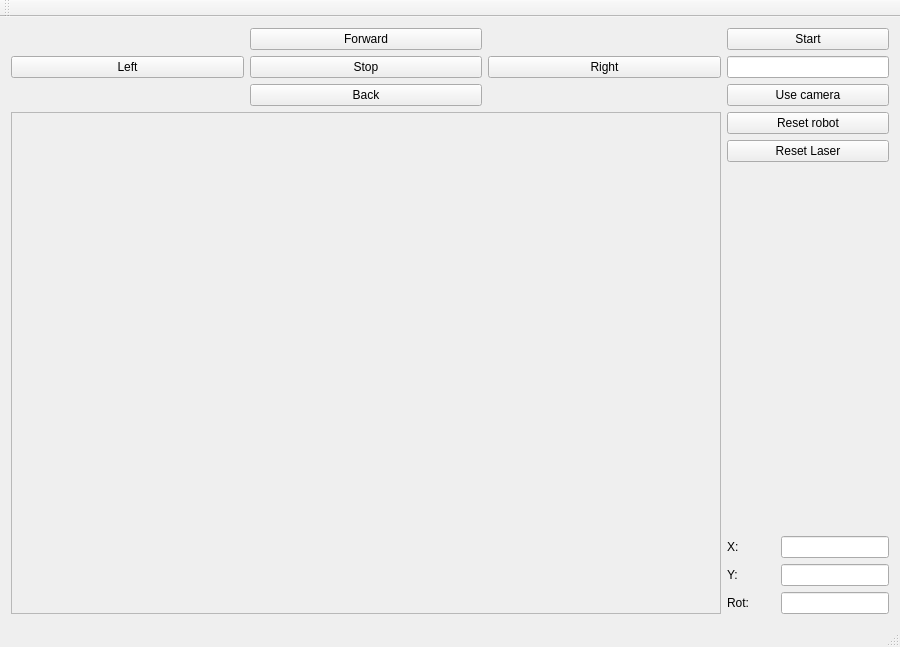
Before: the Qt Designer form demoRMR/mainwindow.ui in JurajCizmar/Cizmar_Cservenka_HMI_2023, drawn with Qt 5.
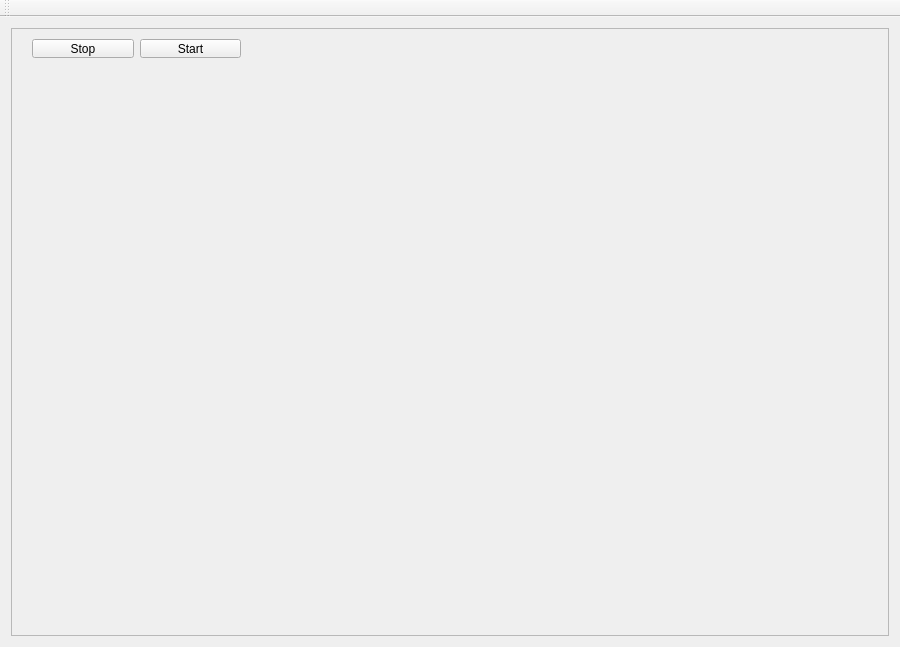
After: the same form once the commit is applied.

The edit to the form file:
```diff
--- a/demoRMR/mainwindow.ui
+++ b/demoRMR/mainwindow.ui
@@ -15,273 +15,18 @@
   </property>
   <widget class="QWidget" name="centralWidget">
    <layout class="QGridLayout" name="gridLayout">
-    <item row="1" column="1">
-     <layout class="QVBoxLayout" name="verticalLayout">
-      <item>
-       <widget class="QPushButton" name="pushButton_9">
-        <property name="sizePolicy">
-         <sizepolicy hsizetype="Fixed" vsizetype="Fixed">
-          <horstretch>0</horstretch>
-          <verstretch>0</verstretch>
-         </sizepolicy>
-        </property>
-        <property name="minimumSize">
-         <size>
-          <width>162</width>
-          <height>0</height>
-         </size>
-        </property>
-        <property name="text">
-         <string>Start</string>
-        </property>
-       </widget>
-      </item>
-      <item>
-       <widget class="QLineEdit" name="lineEdit">
-        <property name="sizePolicy">
-         <sizepolicy hsizetype="Fixed" vsizetype="Fixed">
-          <horstretch>0</horstretch>
-          <verstretch>0</verstretch>
-         </sizepolicy>
-        </property>
-        <property name="minimumSize">
-         <size>
-          <width>162</width>
-          <height>0</height>
-         </size>
-        </property>
-       </widget>
-      </item>
-      <item>
-       <widget class="QPushButton" name="pushButton">
-        <property name="sizePolicy">
-         <sizepolicy hsizetype="Fixed" vsizetype="Fixed">
-          <horstretch>0</horstretch>
-          <verstretch>0</verstretch>
-         </sizepolicy>
-        </property>
-        <property name="minimumSize">
-         <size>
-          <width>162</width>
-          <height>0</height>
-         </size>
-        </property>
-        <property name="text">
-         <string>Use camera</string>
-        </property>
-       </widget>
-      </item>
-     </layout>
-    </item>
     <item row="1" column="0">
-     <layout class="QGridLayout" name="gridLayout_2">
-      <item row="2" column="1">
-       <widget class="QPushButton" name="pushButton_3">
-        <property name="sizePolicy">
-         <sizepolicy hsizetype="Expanding" vsizetype="Fixed">
-          <horstretch>0</horstretch>
-          <verstretch>0</verstretch>
-         </sizepolicy>
-        </property>
-        <property name="text">
-         <string>Back</string>
-        </property>
-       </widget>
-      </item>
-      <item row="1" column="0">
-       <widget class="QPushButton" name="pushButton_6">
-        <property name="sizePolicy">
-         <sizepolicy hsizetype="Expanding" vsizetype="Fixed">
-          <horstretch>0</horstretch>
-          <verstretch>0</verstretch>
-         </sizepolicy>
-        </property>
-        <property name="text">
-         <string>Left</string>
-        </property>
-       </widget>
-      </item>
-      <item row="1" column="1">
-       <widget class="QPushButton" name="pushButton_4">
-        <property name="sizePolicy">
-         <sizepolicy hsizetype="Expanding" vsizetype="Fixed">
-          <horstretch>0</horstretch>
-          <verstretch>0</verstretch>
-         </sizepolicy>
-        </property>
-        <property name="text">
-         <string>Stop</string>
-        </property>
-       </widget>
-      </item>
-      <item row="0" column="1">
-       <widget class="QPushButton" name="pushButton_2">
-        <property name="sizePolicy">
-         <sizepolicy hsizetype="Expanding" vsizetype="Fixed">
-          <horstretch>0</horstretch>
-          <verstretch>0</verstretch>
-         </sizepolicy>
-        </property>
-        <property name="text">
-         <string>Forward</string>
-        </property>
-       </widget>
-      </item>
-      <item row="1" column="2">
-       <widget class="QPushButton" name="pushButton_5">
-        <property name="sizePolicy">
-         <sizepolicy hsizetype="Expanding" vsizetype="Fixed">
-          <horstretch>0</horstretch>
-          <verstretch>0</verstretch>
-         </sizepolicy>
-        </property>
-        <property name="text">
-         <string>Right</string>
-        </property>
-       </widget>
-      </item>
-     </layout>
-    </item>
-    <item row="2" column="1">
-     <layout class="QVBoxLayout" name="verticalLayout_2">
-      <item>
-       <widget class="QPushButton" name="pushButton_8">
-        <property name="sizePolicy">
-         <sizepolicy hsizetype="Fixed" vsizetype="Fixed">
-          <horstretch>0</horstretch>
-          <verstretch>0</verstretch>
-         </sizepolicy>
-        </property>
-        <property name="minimumSize">
-         <size>
-          <width>162</width>
-          <height>0</height>
-         </size>
-        </property>
-        <property name="text">
-         <string>Reset robot</string>
-        </property>
-       </widget>
-      </item>
-      <item>
-       <widget class="QPushButton" name="pushButton_7">
-        <property name="sizePolicy">
-         <sizepolicy hsizetype="Fixed" vsizetype="Fixed">
-          <horstretch>0</horstretch>
-          <verstretch>0</verstretch>
-         </sizepolicy>
-        </property>
-        <property name="minimumSize">
-         <size>
-          <width>162</width>
-          <height>0</height>
-         </size>
-        </property>
-        <property name="text">
-         <string>Reset Laser</string>
-        </property>
-       </widget>
-      </item>
-      <item>
-       <spacer name="verticalSpacer">
-        <property name="orientation">
-         <enum>Qt::Vertical</enum>
-        </property>
-        <property name="sizeHint" stdset="0">
-         <size>
-          <width>20</width>
-          <height>40</height>
-         </size>
-        </property>
-       </spacer>
-      </item>
-      <item>
-       <layout class="QGridLayout" name="gridLayout_3">
-        <item row="0" column="0">
-         <widget class="QLabel" name="label">
-          <property name="text">
-           <string>X:</string>
-          </property>
-         </widget>
-        </item>
-        <item row="2" column="0">
-         <widget class="QLabel" name="label_3">
-          <property name="text">
-           <string>Rot:</string>
-          </property>
-         </widget>
-        </item>
-        <item row="1" column="0">
-         <widget class="QLabel" name="label_2">
-          <property name="text">
-           <string>Y:</string>
-          </property>
-         </widget>
-        </item>
-        <item row="0" column="1">
-         <widget class="QLineEdit" name="lineEdit_2">
-          <property name="sizePolicy">
-           <sizepolicy hsizetype="Fixed" vsizetype="Fixed">
-            <horstretch>0</horstretch>
-            <verstretch>0</verstretch>
-           </sizepolicy>
-          </property>
-          <property name="focusPolicy">
-           <enum>Qt::NoFocus</enum>
-          </property>
-          <property name="readOnly">
-           <bool>true</bool>
-          </property>
-         </widget>
-        </item>
-        <item row="1" column="1">
-         <widget class="QLineEdit" name="lineEdit_3">
-          <property name="sizePolicy">
-           <sizepolicy hsizetype="Fixed" vsizetype="Fixed">
-            <horstretch>0</horstretch>
-            <verstretch>0</verstretch>
-           </sizepolicy>
-          </property>
-          <property name="focusPolicy">
-           <enum>Qt::NoFocus</enum>
-          </property>
-          <property name="readOnly">
-           <bool>true</bool>
-          </property>
-         </widget>
-        </item>
-        <item row="2" column="1">
-         <widget class="QLineEdit" name="lineEdit_4">
-          <property name="sizePolicy">
-           <sizepolicy hsizetype="Fixed" vsizetype="Fixed">
-            <horstretch>0</horstretch>
-            <verstretch>0</verstretch>
-           </sizepolicy>
-          </property>
-          <property name="focusPolicy">
-           <enum>Qt::NoFocus</enum>
-          </property>
-          <property name="readOnly">
-           <bool>true</bool>
-          </property>
-         </widget>
-        </item>
-       </layout>
-      </item>
-     </layout>
-    </item>
-    <item row="2" column="0">
      <widget class="QFrame" name="frame">
       <property name="sizePolicy">
-       <sizepolicy hsizetype="MinimumExpanding" vsizetype="Expanding">
+       <sizepolicy hsizetype="MinimumExpanding" vsizetype="MinimumExpanding">
         <horstretch>0</horstretch>
         <verstretch>0</verstretch>
        </sizepolicy>
       </property>
       <property name="minimumSize">
        <size>
-        <width>600</width>
-        <height>450</height>
+        <width>853</width>
+        <height>480</height>
        </size>
       </property>
       <property name="frameShape">
@@ -290,6 +35,50 @@
       <property name="frameShadow">
        <enum>QFrame::Raised</enum>
       </property>
+      <widget class="QWidget" name="gridLayoutWidget">
+       <property name="geometry">
+        <rect>
+         <x>10</x>
+         <y>0</y>
+         <width>231</width>
+         <height>41</height>
+        </rect>
+       </property>
+       <layout class="QGridLayout" name="gridLayout_3">
+        <item row="0" column="0">
+         <widget class="QPushButton" name="pushButton_4">
+          <property name="sizePolicy">
+           <sizepolicy hsizetype="Expanding" vsizetype="Fixed">
+            <horstretch>0</horstretch>
+            <verstretch>0</verstretch>
+           </sizepolicy>
+          </property>
+          <property name="text">
+           <string>Stop</string>
+          </property>
+         </widget>
+        </item>
+        <item row="0" column="1">
+         <widget class="QPushButton" name="pushButton_9">
+          <property name="sizePolicy">
+           <sizepolicy hsizetype="Expanding" vsizetype="Fixed">
+            <horstretch>0</horstretch>
+            <verstretch>0</verstretch>
+           </sizepolicy>
+          </property>
+          <property name="minimumSize">
+           <size>
+            <width>0</width>
+            <height>0</height>
+           </size>
+          </property>
+          <property name="text">
+           <string>Start</string>
+          </property>
+         </widget>
+        </item>
+       </layout>
+      </widget>
      </widget>
     </item>
    </layout>
@@ -312,7 +101,6 @@
     <bool>false</bool>
    </attribute>
   </widget>
-  <widget class="QStatusBar" name="statusBar"/>
  </widget>
  <layoutdefault spacing="6" margin="11"/>
  <resources/>
```
Left out of the diff: 10 changed lines with no effect on the pictures.
